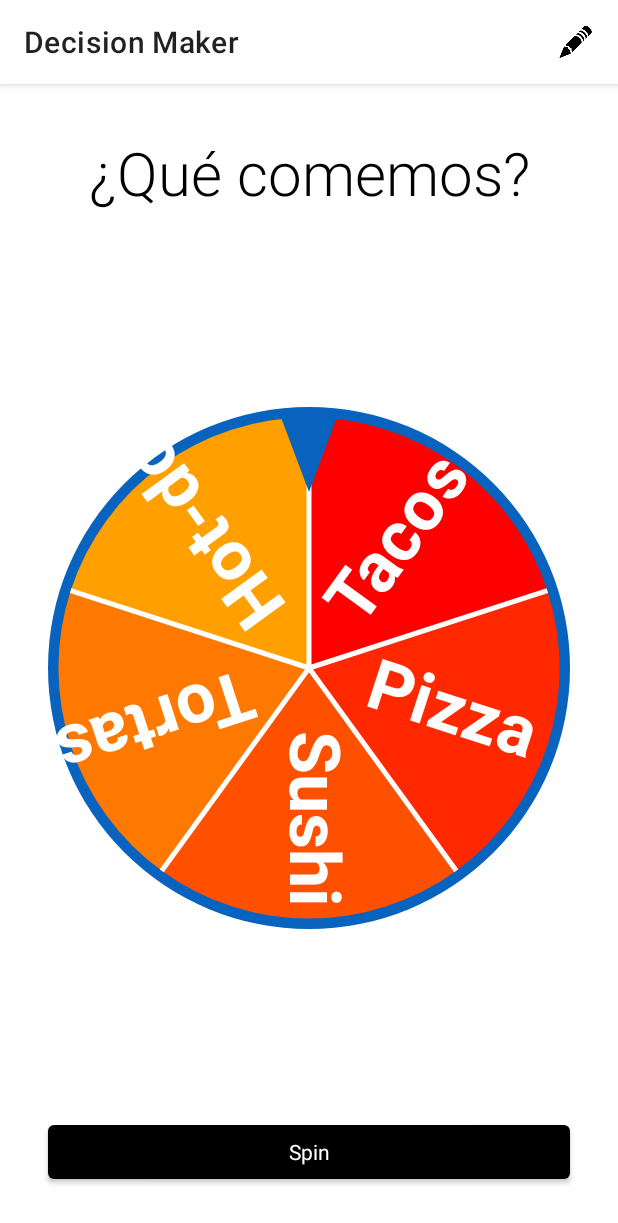
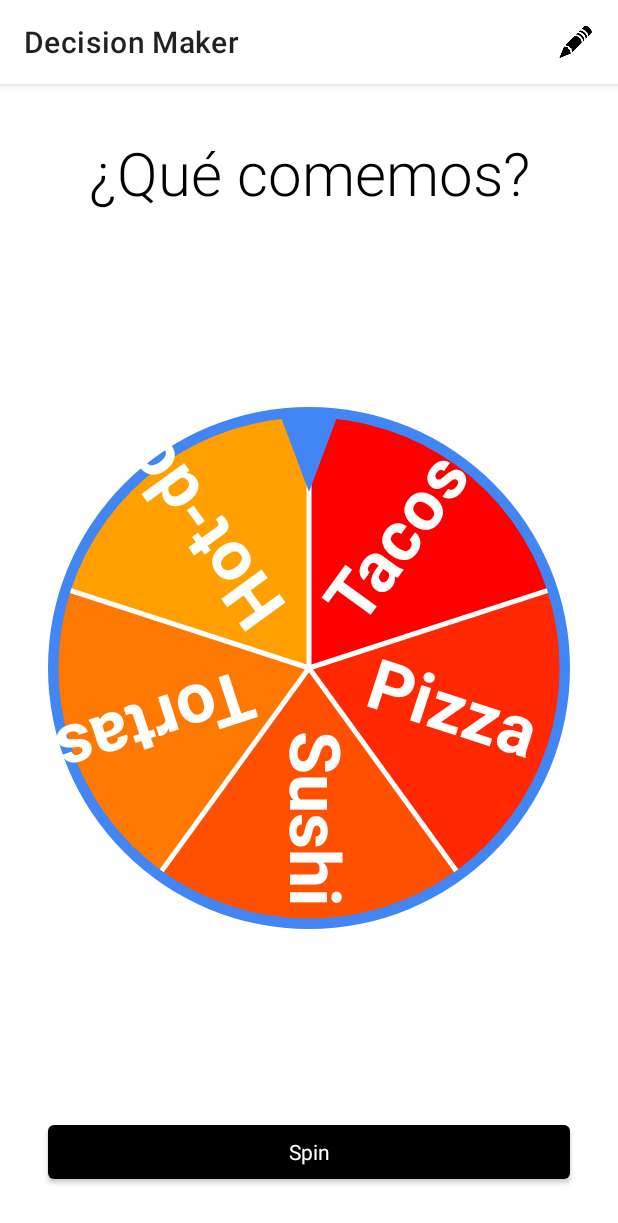
Before and after one commit to ricardo1320/DecisionMaker_Kt, an Android app: the screen it shows after launch (MainActivity), on a phone screen of 412 x 824 dp. Shown: the top 1223 px of the screen. Run offline under Robolectric (Android 15) with nearby library versions, the phone set to English and light mode, and no system bars.

Commit message:
Bring back clearOptions button. Update colorSecondary and assign it to outer roulette (dark theme included). Avoid empty options (white space) and trim input strings. Screen orientation for share/search buttons and roulette title. Slighty change in the SHARE output text

```diff
--- a/app/src/main/java/com/example/decisionmaker/views/Roulette.kt
+++ b/app/src/main/java/com/example/decisionmaker/views/Roulette.kt
@@ -10,8 +10,13 @@ import android.util.Log
 import android.view.MotionEvent
 import android.view.View
 import androidx.core.graphics.toPointF
+import com.example.decisionmaker.R
+import com.google.android.material.color.MaterialColors
 import kotlin.collections.ArrayList
 import kotlin.math.*
+
+//TAG for log
+private const val TAG = "RouletteView"
 
 class Roulette : View {
     private class RouletteAttributes{
@@ -149,8 +154,9 @@ class Roulette : View {
         attrs.paintHighlight.typeface = Typeface.create(Typeface.SANS_SERIF, Typeface.BOLD)
         attrs.paintHighlight.strokeWidth = 5f
 
-        attrs.paintChooser.color = Color.rgb(8, 99, 191)
-        attrs.paintForeground.color = Color.rgb(8, 99, 191)
+        attrs.paintChooser.color = MaterialColors.getColor(this, R.attr.colorSecondary)
+        //attrs.paintForeground.color = Color.rgb(8, 99, 191) //blue
+        attrs.paintForeground.color = MaterialColors.getColor(this, R.attr.colorSecondary)
 
         tSize = getTextBoxOffset("o").y
     }
@@ -167,6 +173,11 @@ class Roulette : View {
         geom.setPartitions(rouletteOptions.size) //Since partitions depends of size attributes, update them
     }
 
+    /**
+     * Overrides the onMeasure fxn -> Responsive View
+     * @param widthMeasureSpec is the view width
+     * @param heightMeasureSpec is the view height
+     */
     override fun onMeasure(widthMeasureSpec: Int, heightMeasureSpec: Int) {
         super.onMeasure(widthMeasureSpec, heightMeasureSpec)
         val wSpec = MeasureSpec.getSize(widthMeasureSpec) - (paddingLeft + paddingRight)
@@ -291,7 +302,7 @@ class Roulette : View {
             val idx = getRouletteIndex()    //Get roulette index
 
             //Call spin completed listener with the idx and choice values as parameters
-            Log.d("SPINCOMPLETED", idx.toString() + " " + rouletteOptions[idx])
+            Log.d(TAG, ".onAnimationEnd: SPINCOMPLETED $idx ${rouletteOptions[idx]}")
             onRouletteViewListener?.OnRouletteSpinCompleted(idx,rouletteOptions[idx])
         }
         override fun onAnimationStart(animation: Animator?) {}
@@ -376,7 +387,7 @@ class Roulette : View {
                 return false
             }
             MotionEvent.ACTION_DOWN->{
-                Log.d("RT_TOUCH_EVT", "DOWN: " + p.x + ", " + p.y)
+                Log.d(TAG, ".onTouchEvent: RT_TOUCH_EVT: DOWN: ${p.x}, ${p.y}")
                 if(animationStarted) return false
                 if((p.length() <= geom.outerR) && (p.length() > 1)) { //New action down
                     moveLastPoint = PointF(p.x, p.y)
@@ -400,7 +411,7 @@ class Roulette : View {
                     tStart = System.currentTimeMillis()
                     actionDownOutRt = false
                     moved = false
-                    Log.d("RT_TOUCH_MV", "New action down")
+                    Log.d(TAG, ".onTouchEvent: RT_TOUCH_MV: New action down")
                     return true
                 } else if (!actionDown) return false //Not action down, then return
 
--- a/app/src/main/res/layout-land/activity_main.xml
+++ b/app/src/main/res/layout-land/activity_main.xml
@@ -67,6 +67,7 @@
         android:layout_height="40dp"
         android:layout_marginEnd="32dp"
         android:background="@android:color/transparent"
+        android:contentDescription="@string/button_search_desc"
         android:scaleType="fitCenter"
         android:src="@drawable/searchgoogle"
         android:visibility="invisible"
@@ -80,6 +81,7 @@
         android:layout_height="40dp"
         android:layout_marginEnd="12dp"
         android:background="@android:color/transparent"
+        android:contentDescription="@string/button_share_desc"
         android:scaleType="fitCenter"
         android:src="@drawable/share"
         android:visibility="invisible"
--- a/app/src/main/res/layout/activity_main.xml
+++ b/app/src/main/res/layout/activity_main.xml
@@ -68,6 +68,7 @@
         android:layout_height="40dp"
         android:layout_marginEnd="32dp"
         android:background="@android:color/transparent"
+        android:contentDescription="@string/button_search_desc"
         android:scaleType="fitCenter"
         android:src="@drawable/searchgoogle"
         android:visibility="invisible"
@@ -81,6 +82,7 @@
         android:layout_height="40dp"
         android:layout_marginEnd="12dp"
         android:background="@android:color/transparent"
+        android:contentDescription="@string/button_share_desc"
         android:scaleType="fitCenter"
         android:src="@drawable/share"
         android:visibility="invisible"
--- a/app/src/main/res/menu/menu_optionsactivity.xml
+++ b/app/src/main/res/menu/menu_optionsactivity.xml
@@ -4,7 +4,7 @@
 
     <item
         android:id="@+id/menu_clear"
-        android:icon="@drawable/baseline_delete_white_48"
+        android:icon="@drawable/outline_delete_black_48"
         android:title="@string/menu_clear"
         app:showAsAction="always" />
 </menu>
--- a/app/src/main/res/values-night/themes.xml
+++ b/app/src/main/res/values-night/themes.xml
@@ -6,7 +6,7 @@
         <item name="colorPrimaryVariant">@color/black</item>
         <item name="colorOnPrimary">@color/black</item>
         <!-- Secondary brand color. -->
-        <item name="colorSecondary">@color/teal_200</item>
+        <item name="colorSecondary">@color/purple_200</item>
         <item name="colorSecondaryVariant">@color/teal_200</item>
         <item name="colorOnSecondary">@color/white</item>
         <!-- Status bar color. -->
--- a/app/src/main/res/values/colors.xml
+++ b/app/src/main/res/values/colors.xml
@@ -5,6 +5,7 @@
     <color name="purple_700">#FF3700B3</color>
     <color name="teal_200">#FF03DAC5</color>
     <color name="teal_700">#FF018786</color>
+    <color name="blue_google">#FF4285F4</color>
     <color name="black">#FF000000</color>
     <color name="white">#FFFFFFFF</color>
 </resources>
--- a/app/src/main/res/values/strings.xml
+++ b/app/src/main/res/values/strings.xml
@@ -3,10 +3,17 @@
     <string name="button_spin_text">Spin</string>
     <string name="menu_modify_text">Modify options</string>
     <string name="button_addOption">Add</string>
+    <string name="menu_clear">Clear</string>
     <string name="editText_addOption_hint">Enter option</string>
-    <string name="menu_clear">Clear</string>
+    <string name="editText_title_hint">Roulette title</string>
     <string name="floatButton_ready_desc">Commit options</string>
     <string name="button_deleteOption_desc">Delete option</string>
+    <string name="button_search_desc">Search result in Google</string>
+    <string name="button_share_desc">Share result</string>
     <string name="EMPTY_STRING">""</string>
-    <string name="editText_title_hint">Roulette title</string>
+    <string name="ROULETTE_DEFAULT_TITLE">Roulette 1</string>
+    <string name="ROULETTE_INIT_TITLE">¿Qué comemos?</string>
+    <string name="MIN_OPTIONS_CONSTRAINT">At least two options!</string>
+    <string name="UNTIL_SPIN_COMPLETED">Wait until roulette spin completed</string>
+    <string name="URL_GOOGLE">https://www.google.com/search?q=%s</string>
 </resources>
--- a/app/src/main/res/values/themes.xml
+++ b/app/src/main/res/values/themes.xml
@@ -6,7 +6,7 @@
         <item name="colorPrimaryVariant">@color/white</item>
         <item name="colorOnPrimary">@color/white</item>
         <!-- Secondary brand color. -->
-        <item name="colorSecondary">@color/teal_200</item>
+        <item name="colorSecondary">@color/blue_google</item>
         <item name="colorSecondaryVariant">@color/teal_700</item>
         <item name="colorOnSecondary">@color/black</item>
         <!-- Status bar color. -->
```
Also changed, not shown: app/src/main/java/com/example/decisionmaker/MainActivity.kt (+16 -6 lines), app/src/main/java/com/example/decisionmaker/OptionsActivity.kt (+22 -10 lines), app/src/main/java/com/example/decisionmaker/Utils.kt (added, +19 -0 lines), app/src/main/res/drawable-hdpi/outline_delete_black_48.png (added), app/src/main/res/drawable-mdpi/outline_delete_black_48.png (added), app/src/main/res/drawable-xhdpi/outline_delete_black_48.png (added), app/src/main/res/drawable-xxhdpi/outline_delete_black_48.png (added), app/src/main/res/drawable-xxxhdpi/outline_delete_black_48.png (added), app/src/main/res/drawable/baseline_delete_white_48.png (deleted).
